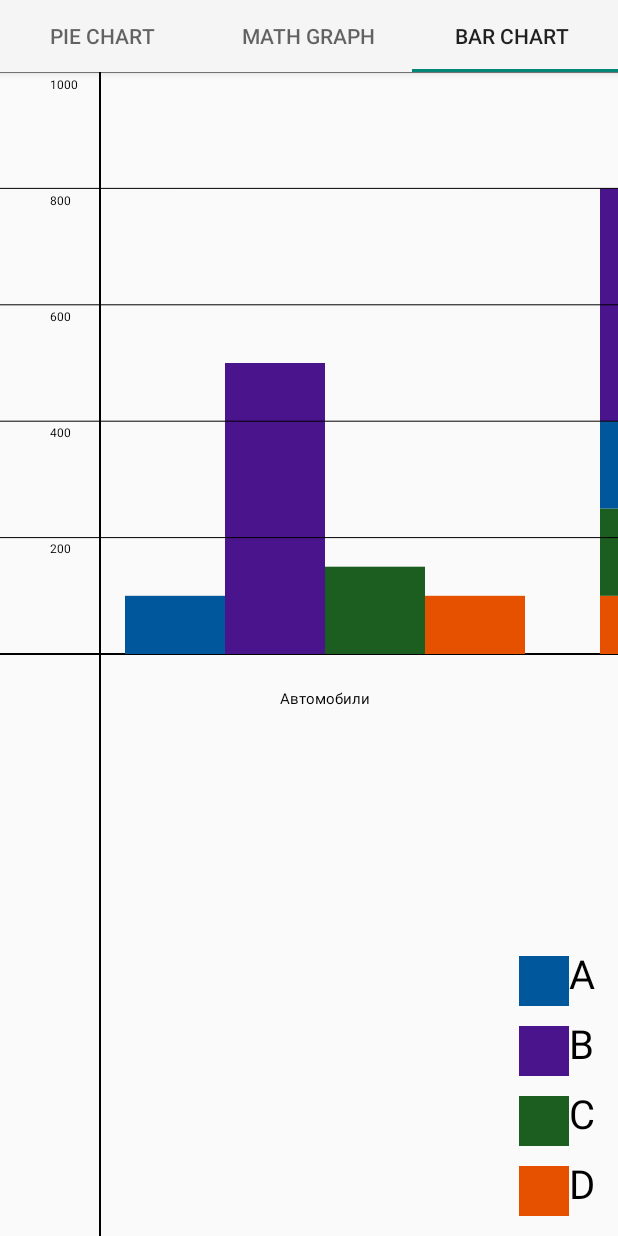
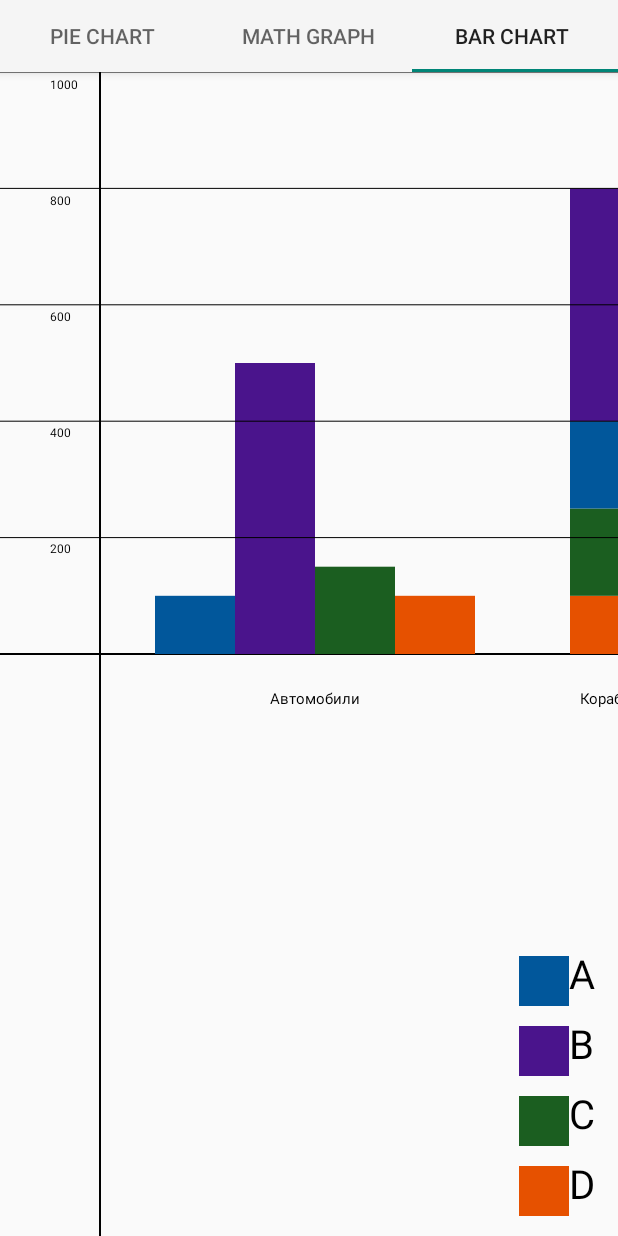
Before and after one commit to Mister-Casper/graphsX_Library, an Android app: the screen it shows after launch (MainActivity), tab 3 chosen, on a phone screen of 412 x 824 dp. Run offline under Robolectric (Android 15) with nearby library versions, the phone set to English and light mode, and no system bars; our stand-ins replace ButterKnife.

Commit message:
change example

```diff
--- a/example/src/main/res/layout/fragment_bar_chart_example.xml
+++ b/example/src/main/res/layout/fragment_bar_chart_example.xml
@@ -12,7 +12,7 @@
         android:layout_width="match_parent"
         android:layout_height="match_parent"
         app:columnDescriptionTextSize="10dp"
-        app:columnThickness="100"
+        app:columnThickness="80"
         app:countShowDescription="5"
         app:isAbscissaInCenter="true"
         app:layout_constraintStart_toStartOf="parent"
```
